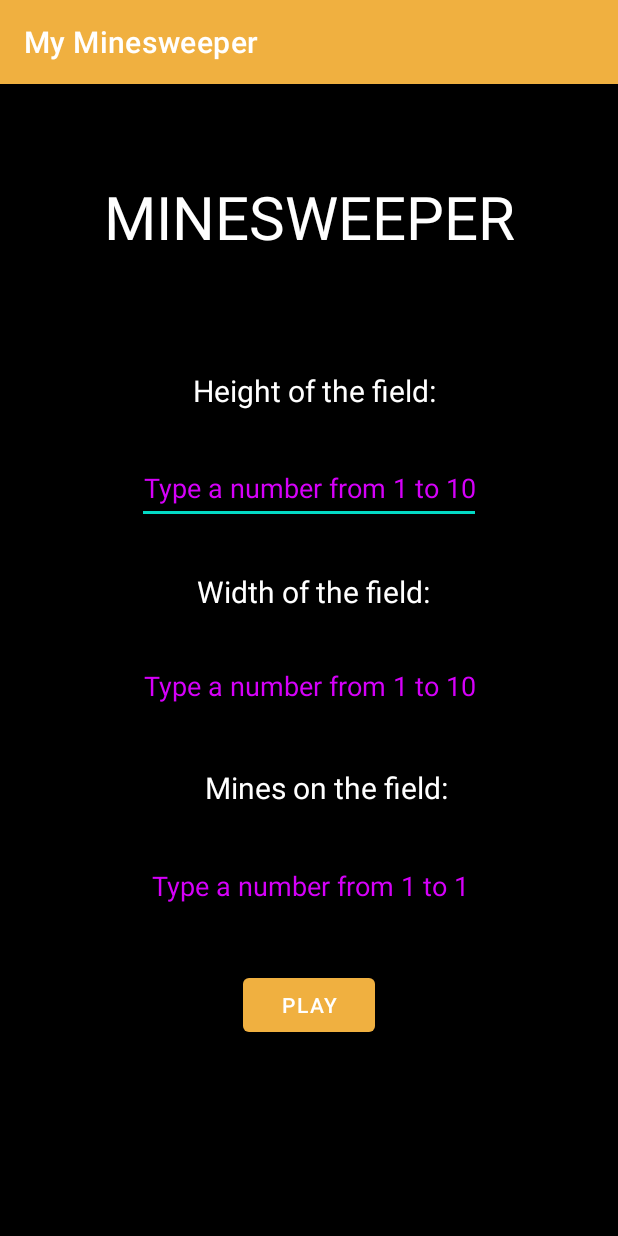
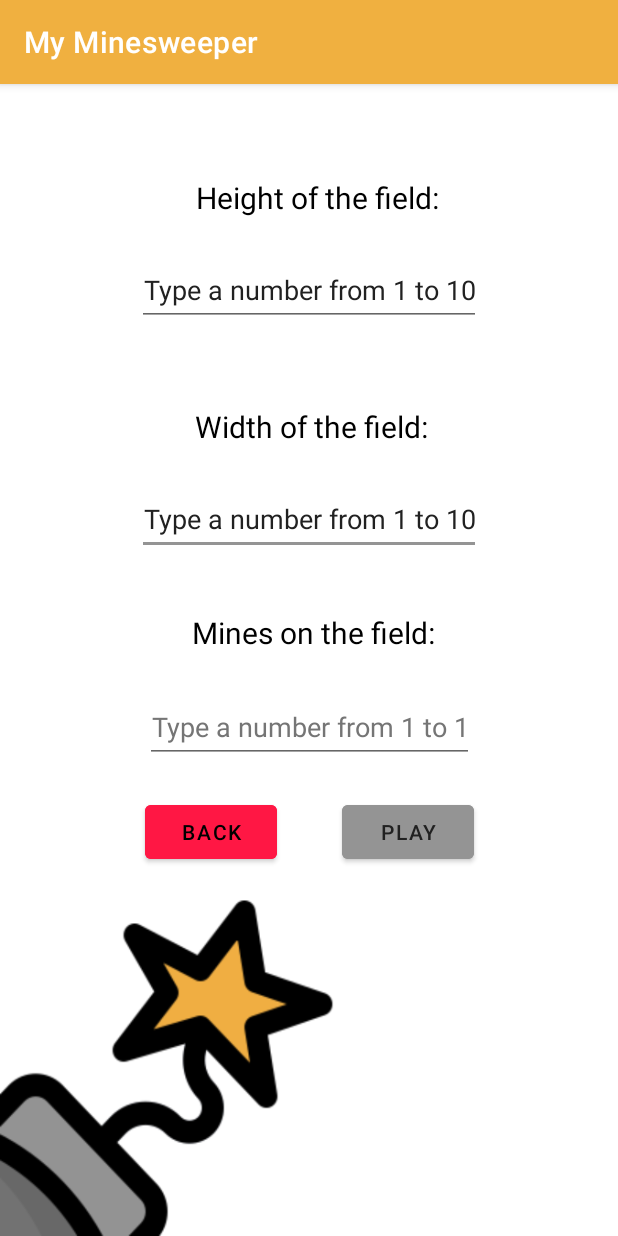
Before and after one commit to senglish42/Minesweeper_App, an Android app: the screen it shows after launch (CustomizeFieldActivity), after a tap on "CUSTOM", on a phone screen of 412 x 824 dp. Run offline under Robolectric (Android 15) with nearby library versions, the phone set to English and light mode, and no system bars.

Commit message:
v0.1.2 beta: customized field activity style is adapted to the new style of v0.1.1 beta's main activity. play activity needs some changes in appearance and game logic.

```diff
--- a/app/src/main/java/com/example/myminesweeper/MainActivity.kt
+++ b/app/src/main/java/com/example/myminesweeper/MainActivity.kt
@@ -7,31 +7,21 @@ import androidx.appcompat.app.AppCompatActivity
 
 class MainActivity : AppCompatActivity() {
 
+
+    private fun sendIntent(num: Int) {
+        val arr = Array(3){num}.toIntArray()
+        val intent = Intent(this, PlayActivity::class.java)
+        intent.putExtra("values", arr)
+        startActivity(intent)
+    }
+
     override fun onCreate(savedInstanceState: Bundle?) {
         super.onCreate(savedInstanceState)
         setContentView(R.layout.activity_main)
 
-        findViewById<Button>(R.id.button5).setOnClickListener {
-            val arr = arrayOf(5, 5, 5).toIntArray()
-            val intent = Intent(this, PlayActivity::class.java)
-            intent.putExtra("values", arr)
-            startActivity(intent)
-        }
-
-        findViewById<Button>(R.id.button8).setOnClickListener {
-            val arr = arrayOf(8, 8, 8).toIntArray()
-            val intent = Intent(this, PlayActivity::class.java)
-            intent.putExtra("values", arr)
-            startActivity(intent)
-        }
-
-        findViewById<Button>(R.id.button10).setOnClickListener {
-            val arr = arrayOf(10, 10, 10).toIntArray()
-            val intent = Intent(this, PlayActivity::class.java)
-            intent.putExtra("values", arr)
-            startActivity(intent)
-        }
-
+        findViewById<Button>(R.id.button5).setOnClickListener { sendIntent(5) }
+        findViewById<Button>(R.id.button8).setOnClickListener { sendIntent(8) }
+        findViewById<Button>(R.id.button10).setOnClickListener { sendIntent(10) }
         findViewById<Button>(R.id.buttonCustom).setOnClickListener {
             startActivity(Intent(this, CustomizeFieldActivity::class.java))
         }
--- a/app/src/main/res/layout/activity_customize_field.xml
+++ b/app/src/main/res/layout/activity_customize_field.xml
@@ -5,117 +5,120 @@
     android:id="@+id/linearLayoutCompat"
     android:layout_width="match_parent"
     android:layout_height="match_parent"
-    android:background="@color/black"
-    tools:context=".MainActivity">
+    android:background="@drawable/bomb"
+    tools:context=".CustomizeFieldActivity">
 
-    <TextView
-        android:id="@+id/title"
+    <EditText
+        android:id="@+id/width_edit"
         android:layout_width="wrap_content"
         android:layout_height="wrap_content"
-        android:layout_marginTop="61dp"
-        android:text="@string/name"
-        android:textColor="@color/white"
-        android:textSize="40sp"
-        app:layout_constraintEnd_toEndOf="parent"
-        app:layout_constraintStart_toStartOf="parent"
-        app:layout_constraintTop_toTopOf="parent" />
-
-    <TextView
-        android:id="@+id/height_text"
-        android:layout_width="wrap_content"
-        android:layout_height="wrap_content"
-        android:layout_marginStart="37dp"
-        android:layout_marginBottom="27dp"
-        android:text="@string/height_text"
-        android:textColor="@color/white"
-        android:textSize="20sp"
-        app:layout_constraintBottom_toTopOf="@+id/height_edit"
-        app:layout_constraintStart_toStartOf="@+id/height_edit" />
-
-    <EditText
-        android:id="@+id/height_edit"
-        android:layout_width="wrap_content"
-        android:layout_height="wrap_content"
-        android:layout_marginBottom="31dp"
+        android:layout_marginBottom="38dp"
         android:autofillHints=""
         android:gravity="center"
         android:hint="@string/hint"
         android:inputType="number"
         android:minHeight="48dp"
         android:text=""
-        android:textColor="#D500F9"
-        android:textColorHint="#D500F9"
-        app:layout_constraintBottom_toTopOf="@+id/width_text"
+        android:textColor="@color/gray"
+        android:textColorHint="#212121"
+        app:layout_constraintBottom_toTopOf="@+id/mines_text"
         app:layout_constraintEnd_toEndOf="parent"
-        app:layout_constraintStart_toStartOf="parent" />
+        app:layout_constraintStart_toStartOf="parent"
+        tools:ignore="DuplicateSpeakableTextCheck" />
 
     <TextView
         android:id="@+id/width_text"
         android:layout_width="wrap_content"
         android:layout_height="wrap_content"
-        android:layout_marginStart="40dp"
-        android:layout_marginBottom="25dp"
+        android:layout_marginEnd="35dp"
+        android:layout_marginBottom="24dp"
         android:text="@string/width_text"
-        android:textColor="@color/white"
+        android:textColor="@color/black"
         android:textSize="20sp"
         app:layout_constraintBottom_toTopOf="@+id/width_edit"
-        app:layout_constraintStart_toStartOf="@+id/width_edit" />
+        app:layout_constraintEnd_toEndOf="@+id/width_edit" />
 
     <EditText
-        android:id="@+id/width_edit"
+        android:id="@+id/height_edit"
         android:layout_width="wrap_content"
         android:layout_height="wrap_content"
-        android:layout_marginBottom="30dp"
+        android:layout_marginTop="24dp"
         android:autofillHints=""
+        android:gravity="center"
         android:hint="@string/hint"
-        android:gravity="center"
         android:inputType="number"
         android:minHeight="48dp"
         android:text=""
-        android:textColor="#D500F9"
-        android:textColorHint="#D500F9"
-        app:layout_constraintBottom_toTopOf="@+id/mines_text"
+        android:textColor="@color/gray"
+        android:textColorHint="#212121"
         app:layout_constraintEnd_toEndOf="parent"
-        app:layout_constraintStart_toStartOf="parent" />
+        app:layout_constraintStart_toStartOf="parent"
+        app:layout_constraintTop_toBottomOf="@+id/height_text" />
 
-
-    <TextView
-        android:id="@+id/mines_text"
+    <Button
+        android:id="@+id/button_play"
         android:layout_width="wrap_content"
         android:layout_height="wrap_content"
-        android:layout_marginStart="40dp"
-        android:layout_marginBottom="28dp"
-        android:text="@string/mines_text"
-        android:textColor="@color/white"
-        android:textSize="20sp"
-        app:layout_constraintBottom_toTopOf="@+id/mines_edit"
-        app:layout_constraintStart_toStartOf="@+id/mines_edit" />
+        android:layout_marginTop="22dp"
+        android:text="@string/button_main"
+        android:textColor="#212121"
+        android:backgroundTint="@color/gray"
+        app:layout_constraintEnd_toEndOf="@+id/mines_edit"
+        app:layout_constraintTop_toBottomOf="@+id/mines_edit" />
+
+    <Button
+        android:id="@+id/button_back"
+        android:layout_width="wrap_content"
+        android:layout_height="wrap_content"
+        android:layout_marginTop="22dp"
+        android:text="@string/back_to_main"
+        android:textColor="#000000"
+        android:backgroundTint="@color/red"
+        app:layout_constraintStart_toStartOf="@+id/mines_edit"
+        app:layout_constraintTop_toBottomOf="@+id/mines_edit" />
 
     <EditText
         android:id="@+id/mines_edit"
         android:layout_width="wrap_content"
         android:layout_height="wrap_content"
-        android:layout_marginBottom="209dp"
+        android:layout_marginTop="297dp"
+        android:layout_marginBottom="297dp"
         android:autofillHints=""
         android:gravity="center"
         android:hint="@string/hint_mines"
         android:inputType="number"
         android:minHeight="48dp"
         android:text=""
-        android:textColor="#D500F9"
-        android:textColorHint="#D500F9"
+        android:textColor="@color/gray"
+        android:textColorHint="#757575"
         app:layout_constraintBottom_toBottomOf="parent"
         app:layout_constraintEnd_toEndOf="parent"
-        app:layout_constraintStart_toStartOf="parent" />
+        app:layout_constraintStart_toStartOf="parent"
+        app:layout_constraintTop_toBottomOf="@+id/height_text" />
 
-    <Button
-        android:id="@+id/button_main"
+    <TextView
+        android:id="@+id/mines_text"
         android:layout_width="wrap_content"
         android:layout_height="wrap_content"
-        android:layout_marginTop="31dp"
-        android:text="@string/button_main"
-        app:layout_constraintEnd_toEndOf="parent"
-        app:layout_constraintStart_toStartOf="parent"
-        app:layout_constraintTop_toBottomOf="@+id/mines_edit" />
+        android:layout_marginEnd="26dp"
+        android:layout_marginBottom="25dp"
+        android:text="@string/mines_text"
+        android:textColor="@color/black"
+        android:textSize="20sp"
+        app:layout_constraintBottom_toTopOf="@+id/mines_edit"
+        app:layout_constraintEnd_toEndOf="@+id/mines_edit" />
+
+    <TextView
+        android:id="@+id/height_text"
+        android:layout_width="wrap_content"
+        android:layout_height="wrap_content"
+        android:layout_marginTop="62dp"
+        android:layout_marginEnd="28dp"
+        android:text="@string/height_text"
+        android:textColor="@color/black"
+        android:textSize="20sp"
+        app:layout_constraintEnd_toEndOf="@+id/height_edit"
+        app:layout_constraintTop_toTopOf="parent" />
+
 
 </androidx.constraintlayout.widget.ConstraintLayout>
--- a/app/src/main/res/layout/activity_play.xml
+++ b/app/src/main/res/layout/activity_play.xml
@@ -46,8 +46,8 @@
         android:hint="@string/setter_edit"
         android:minHeight="48dp"
         android:text=""
-        android:textColor="#D500F9"
-        android:textColorHint="#D500F9"
+        android:textColor="@color/deep_yellow"
+        android:textColorHint="@color/deep_yellow"
         app:layout_constraintEnd_toEndOf="parent"
         app:layout_constraintHorizontal_bias="0.496"
         app:layout_constraintStart_toStartOf="parent"
--- a/app/src/main/res/values/strings.xml
+++ b/app/src/main/res/values/strings.xml
@@ -16,6 +16,7 @@
     <string name="hint">Type a number from 1 to 10</string>
     <string name="hint_mines">Type a number from 1 to 1</string>
     <string name="main_description">TAP TO PLAY</string>
+    <string name="back_to_main">BACK</string>
     <string name="button_5">5 x 5</string>
     <string name="button_8">8 x 8</string>
     <string name="button_10">10 x 10</string>
```
Also changed, not shown: app/src/main/java/com/example/myminesweeper/CustomizeFieldActivity.kt (+38 -20 lines), app/src/main/res/layout/activity_main.xml (+24 -26 lines), app/src/main/res/values/themes.xml (+7 -4 lines), app/src/main/res/drawable/bomb.png, app/src/main/res/drawable/bomb1.png (deleted).
